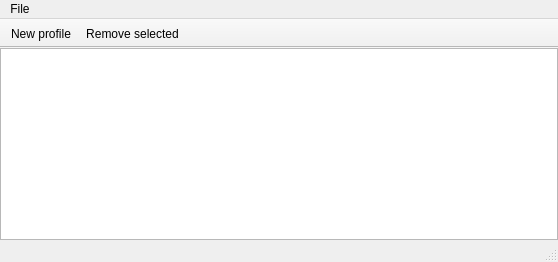
The window that mainwindow.ui (QuotedGames/EasyBackuper) describes before a commit, drawn with Qt 5.
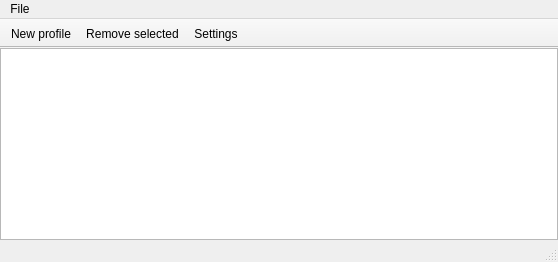
The same window after the commit. Icons and pictures are not drawn.

Commit message: + Settings dialog, ProfileEdit: add-file function modified

```diff
--- a/mainwindow.ui
+++ b/mainwindow.ui
@@ -93,6 +93,7 @@
    </attribute>
    <addaction name="actionNew_profile"/>
    <addaction name="actionRemove_selected"/>
+   <addaction name="actionSettings"/>
   </widget>
   <widget class="QStatusBar" name="statusBar"/>
   <action name="actionNew_profile">
@@ -116,6 +117,15 @@
     <string>Remove selected</string>
    </property>
   </action>
+  <action name="actionSettings">
+   <property name="icon">
+    <iconset resource="Icons.qrc">
+     <normaloff>:/main/Resources/settings.png</normaloff>:/main/Resources/settings.png</iconset>
+   </property>
+   <property name="text">
+    <string>Settings</string>
+   </property>
+  </action>
  </widget>
  <layoutdefault spacing="6" margin="11"/>
  <resources>
```
The commit also changes 11 other files.
